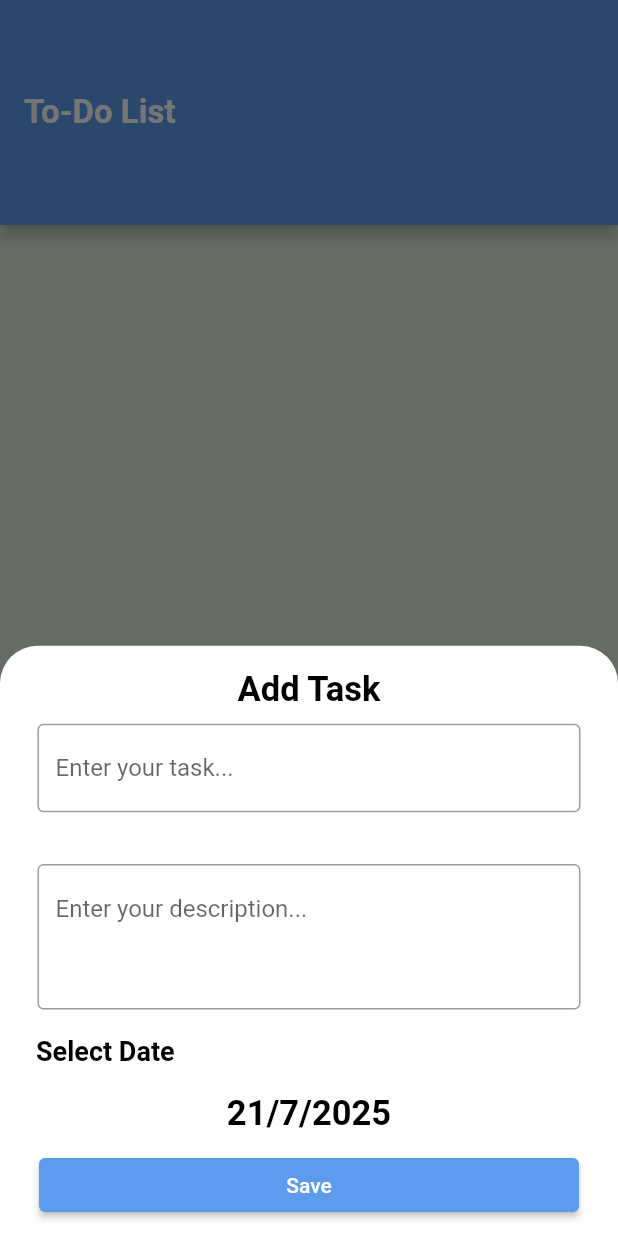
After one commit to Mohamedfouadelabd/todo_app, a Flutter app: the screen it shows after launch, after a tap on the "add" icon, on a phone screen of 412 x 824 dp. The commit adds this screen. Run offline on Flutter 3.47's test engine with Material 2 defaults, Android fonts, the phone set to English and light mode, and no system bars; our stand-ins replace firebase_core, shared_preferences; accounts and stored records are empty; generated files the repository leaves out were written again.

Commit message:
Home Screen

```diff
--- /dev/null
+++ b/lib/Homescreen/bottom_sheet.dart
@@ -0,0 +1,154 @@
+import 'package:flutter/material.dart';
+import 'package:flutter_gen/gen_l10n/app_localizations.dart';
+import 'package:provider/provider.dart';
+import 'package:todo_app/Provider/app_config_provider.dart';
+import 'package:todo_app/Theme/my_theme.dart';
+
+class BottomSheetTask extends StatefulWidget {
+  @override
+  State<BottomSheetTask> createState() => _BottomSheetTaskState();
+}
+
+class _BottomSheetTaskState extends State<BottomSheetTask> {
+  String title = '';
+  String description = '';
+  var formKey = GlobalKey<FormState>();
+  DateTime selectedDate = DateTime.now();
+  @override
+  Widget build(BuildContext context) {
+    var provider = Provider.of<AppConfigProvider>(context);
+
+    return Padding(
+      padding: EdgeInsets.only(
+        bottom: MediaQuery.of(context).viewInsets.bottom,
+        left: 16,
+        right: 16,
+        top: 16,
+      ),
+      child: SingleChildScrollView(
+        child: Column(
+          mainAxisSize: MainAxisSize.min,
+          children: [
+            Text(
+              AppLocalizations.of(context)!.add_task,
+              style: Theme.of(context).textTheme.bodyLarge,
+              textAlign: TextAlign.center,
+            ),
+            Form(
+              key: formKey,
+              child: Column(
+                crossAxisAlignment: CrossAxisAlignment.start,
+                children: [
+
+                  Container(
+                    padding: EdgeInsets.all(5),
+                    margin: EdgeInsets.all(4),
+                    child: TextFormField(
+                      onChanged: (text) => title = text,
+                      validator: (text) {
+                        if (text == null || text.trim().isEmpty) {
+                          return 'Please enter your task';
+                        }
+                        return null;
+                      },
+                      decoration: InputDecoration(
+                        hintText: AppLocalizations.of(context)!.task_hint,
+                        border: OutlineInputBorder(),
+                      ),
+                    ),
+                  ),
+
+                  SizedBox(height: MediaQuery.of(context).size.height * 0.02),
+
+
+                  Container(
+                    padding: EdgeInsets.all(5),
+                    margin: EdgeInsets.all(4),
+                    child: TextFormField(
+                      onChanged: (text) => description = text,
+                      validator: (text) {
+                        if (text == null || text.trim().isEmpty) {
+                          return 'Please enter your description';
+                        }
+                        return null;
+                      },
+                      maxLines: 3,
+                      decoration: InputDecoration(
+                        hintText: 'Enter your description...',
+                        border: OutlineInputBorder(),
+                      ),
+                    ),
+                  ),
+
+
+                  Padding(
+                    padding: const EdgeInsets.all(8.0),
+                    child: Text(
+                      'Select Date',
+                      style: Theme.of(context).textTheme.bodySmall,
+                    ),
+                  ),
+
+
+                  InkWell(
+                   onTap: (){
+                     showDate(context);
+                   },
+                    child: Center(
+                      child: Padding(
+                        padding: const EdgeInsets.only(top: 10),
+                        child: Text(
+                          '${selectedDate.day}/${selectedDate.month}/${selectedDate.year}',
+                          style: Theme.of(context).textTheme.bodyText1,
+                        ),
+                      ),
+                    ),
+                  ),
+
+
+                  Container(
+                    padding: EdgeInsets.all(10),
+                    width: double.infinity,
+                    decoration: BoxDecoration(
+                      borderRadius: BorderRadius.circular(20),
+                    ),
+                    child: ElevatedButton(
+                      style: ElevatedButton.styleFrom(
+                        backgroundColor: provider.isDark()
+                            ? MyTheme.gray
+                            : MyTheme.primary,
+                      ),
+                      onPressed: () {
+                        saveTask();
+                      },
+                      child: Text(AppLocalizations.of(context)!.save),
+                    ),
+                  ),
+                ],
+              ),
+            ),
+          ],
+        ),
+      ),
+    );
+  }
+  void showDate(BuildContext context) async{
+    var chosenDate = await showDatePicker(
+        context: context,
+        initialDate: DateTime.now(),
+        firstDate: DateTime.now(),
+        lastDate: DateTime.now().add(Duration(days: 365))
+
+    );
+    if (chosenDate != null)  {
+      setState(() {
+        selectedDate= chosenDate;
+      });
+    }
+  }
+  void saveTask() {
+    if (formKey.currentState?.validate() == true) {
+
+    }
+  }
+}
--- a/lib/Homescreen/home_screen.dart
+++ b/lib/Homescreen/home_screen.dart
@@ -1,13 +1,101 @@
 
 import 'package:flutter/material.dart';
+import 'package:flutter_gen/gen_l10n/app_localizations.dart';
+import 'package:provider/provider.dart';
+import 'package:todo_app/Homescreen/bottom_sheet.dart';
+import 'package:todo_app/Provider/app_config_provider.dart';
+import 'package:todo_app/Settingstap/settings_tap.dart';
+import 'package:todo_app/Tasklist/task_list.dart';
+import 'package:todo_app/Theme/my_theme.dart';
+class HomeScreen extends StatefulWidget {
 
-class HomeScreen extends StatelessWidget {
   static const String routeName='home_screen';
 
   @override
+  State<HomeScreen> createState() => _HomeScreenState();
+}
+
+class _HomeScreenState extends State<HomeScreen> {
+  int selectedIndex=0;
+
+  @override
   Widget build(BuildContext context) {
-    return Container(
+   var provider=Provider.of<AppConfigProvider>(context);
+    return Scaffold(
+      appBar: AppBar(
+title: Text(AppLocalizations.of(context)!.app_title,
+style: Theme.of(context).textTheme.bodyMedium,
 
+),
+      ),
+
+      bottomNavigationBar: Theme(
+      data: Theme.of(context).copyWith(
+        canvasColor: provider.isDark()?MyTheme.primarydark:MyTheme.white
+      ),
+        child: BottomNavigationBar(
+          currentIndex: selectedIndex,
+          onTap: (index){
+            selectedIndex=index;
+         setState(() {
+
+         });
+          },
+          items: [
+
+            BottomNavigationBarItem(
+              icon: Icon(Icons.list,
+              size: 40,
+              ),
+            label:  AppLocalizations.of(context)!.tasks_list
+            ),
+            BottomNavigationBarItem(
+                icon: Icon(Icons.settings,
+                size: 40,
+                ),
+                label:  AppLocalizations.of(context)!.settings
+            ),
+          ],
+
+        ),
+      ),
+body: taps[selectedIndex],
+floatingActionButton: FloatingActionButton(
+ shape: OutlineInputBorder(
+ borderRadius: BorderRadius.circular(10),
+   borderSide: BorderSide(
+     width: 10,
+   color:provider.isDark()?MyTheme.primarydark: MyTheme.primarylight
+   )
+ ),
+
+  onPressed: (){
+   showTaskSheet(context);
+
+  },
+child: Icon(Icons.add,
+size: 30),
+),
+    floatingActionButtonLocation: FloatingActionButtonLocation.centerDocked,
     );
   }
+
+List<Widget>taps=[
+  TaskLIst(),
+  SettingTap(),
+
+];
 }
+
+void showTaskSheet(BuildContext context) {
+showModalBottomSheet(
+  isScrollControlled: true,
+    context: context, builder:(context) {
+      return BottomSheetTask();
+
+    },
+
+
+);
+
+}
--- a/lib/Provider/app_config_provider.dart
+++ b/lib/Provider/app_config_provider.dart
@@ -4,7 +4,8 @@ import 'package:shared_preferences/shared_preferences.dart';
 
 class AppConfigProvider extends ChangeNotifier{
   String appLanguage='en';
-ThemeMode appTheme=ThemeMode.dark;
+ThemeMode appTheme=ThemeMode.light
+  ;
   Future<void> changeLanguage(String newLanguage)async{
   if(appLanguage==newLanguage){
     return;
--- /dev/null
+++ b/lib/Settingstap/settings_tap.dart
@@ -0,0 +1,12 @@
+
+
+import 'package:flutter/material.dart';
+
+class SettingTap extends StatelessWidget {
+  const SettingTap({super.key});
+
+  @override
+  Widget build(BuildContext context) {
+    return Container();
+  }
+}
--- /dev/null
+++ b/lib/Tasklist/task_list.dart
@@ -0,0 +1,12 @@
+
+
+import 'package:flutter/material.dart';
+
+class TaskLIst extends StatelessWidget {
+
+
+  @override
+  Widget build(BuildContext context) {
+    return Container();
+  }
+}
--- a/lib/Theme/my_theme.dart
+++ b/lib/Theme/my_theme.dart
@@ -10,13 +10,23 @@ class MyTheme{
   static Color primarydark = Color(0xff060E1E);
   static Color primarylight = Color(0xffDFECDB);
   static Color black = Color(0xff000000);
+  static Color gray = Color(0xff949494);
 
 
 static ThemeData lighttheme=ThemeData(
+
+   appBarTheme: AppBarTheme(
+     backgroundColor: primary,
+     toolbarHeight: 150
+   ),
+    bottomNavigationBarTheme: BottomNavigationBarThemeData(
+      selectedItemColor:primary ,
+      unselectedItemColor: gray,
+    ),
     bottomSheetTheme: BottomSheetThemeData(
         shape: RoundedRectangleBorder(
           borderRadius: BorderRadius.vertical(
-            top: Radius.circular(25), // تدوير من الأعلى فقط
+            top: Radius.circular(25),
           ),
         ),
         backgroundColor: MyTheme.white
@@ -49,6 +59,14 @@ bodyLarge:TextStyle(
 
 
 static ThemeData darktheme=ThemeData(
+    appBarTheme: AppBarTheme(
+        backgroundColor: primary,
+        toolbarHeight: 150
+    ),
+    bottomNavigationBarTheme: BottomNavigationBarThemeData(
+      selectedItemColor:primary ,
+      unselectedItemColor: gray,
+    ),
     bottomSheetTheme: BottomSheetThemeData(
         shape: RoundedRectangleBorder(
           borderRadius: BorderRadius.vertical(
```
